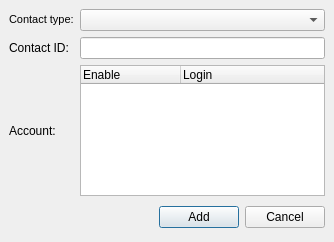
Above: wengophone/src/presentation/qt/imcontact/AddIMContact.ui from tkrotoff/WengoPhone before the change. Below: the same form after it.
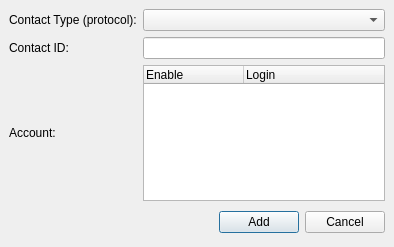
That is the form after the change. Icons and pictures are not drawn.

The edit to the form file:
```diff
--- a/wengophone/src/presentation/qt/imcontact/AddIMContact.ui
+++ b/wengophone/src/presentation/qt/imcontact/AddIMContact.ui
@@ -8,8 +8,8 @@
    <rect>
     <x>0</x>
     <y>0</y>
-    <width>334</width>
-    <height>242</height>
+    <width>394</width>
+    <height>247</height>
    </rect>
   </property>
   <property name="windowTitle" >
@@ -25,7 +25,7 @@
    <item row="0" column="0" >
     <widget class="QLabel" name="label_3" >
      <property name="text" >
-      <string>&lt;html>&lt;head>&lt;meta name="qrichtext" content="1" />&lt;/head>&lt;body style=" white-space: pre-wrap; font-family:MS Shell Dlg; font-size:8.25pt; font-weight:400; font-style:normal; text-decoration:none;">&lt;p style=" margin-top:0px; margin-bottom:0px; margin-left:0px; margin-right:0px; -qt-block-indent:0; text-indent:0px;">Contact type&lt;span style=" font-size:8pt;">:&lt;/span>&lt;/p>&lt;/body>&lt;/html></string>
+      <string>Contact Type (protocol):</string>
      </property>
     </widget>
    </item>
```
Left out of the diff: 3 changed lines with no effect on the pictures.
